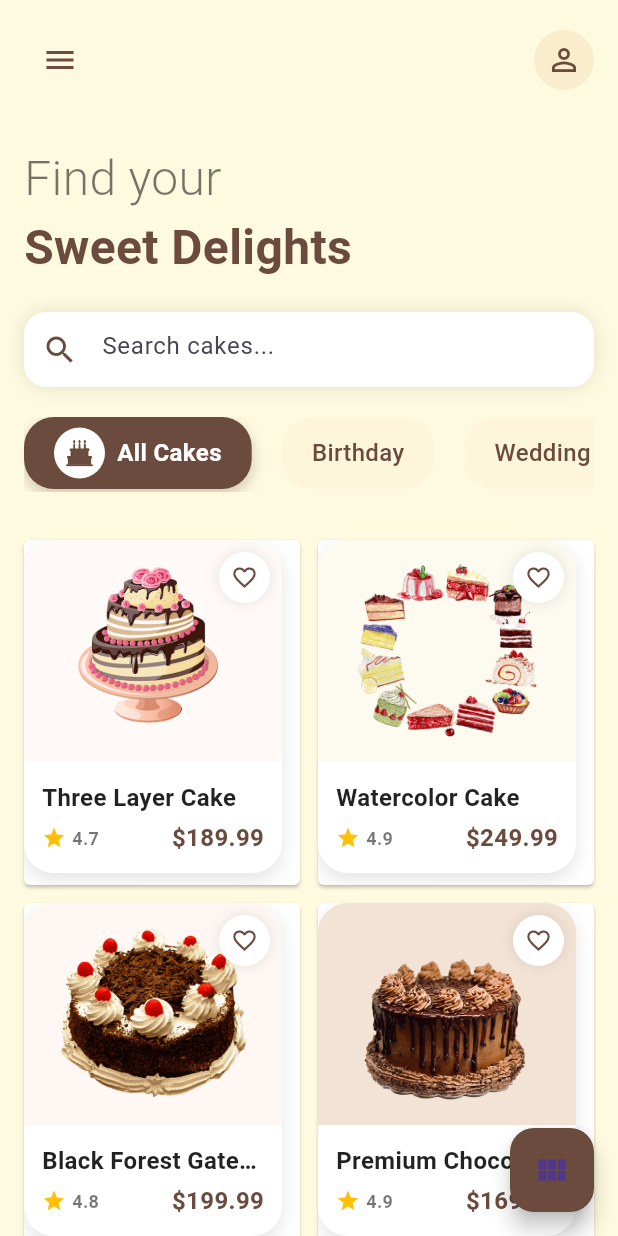
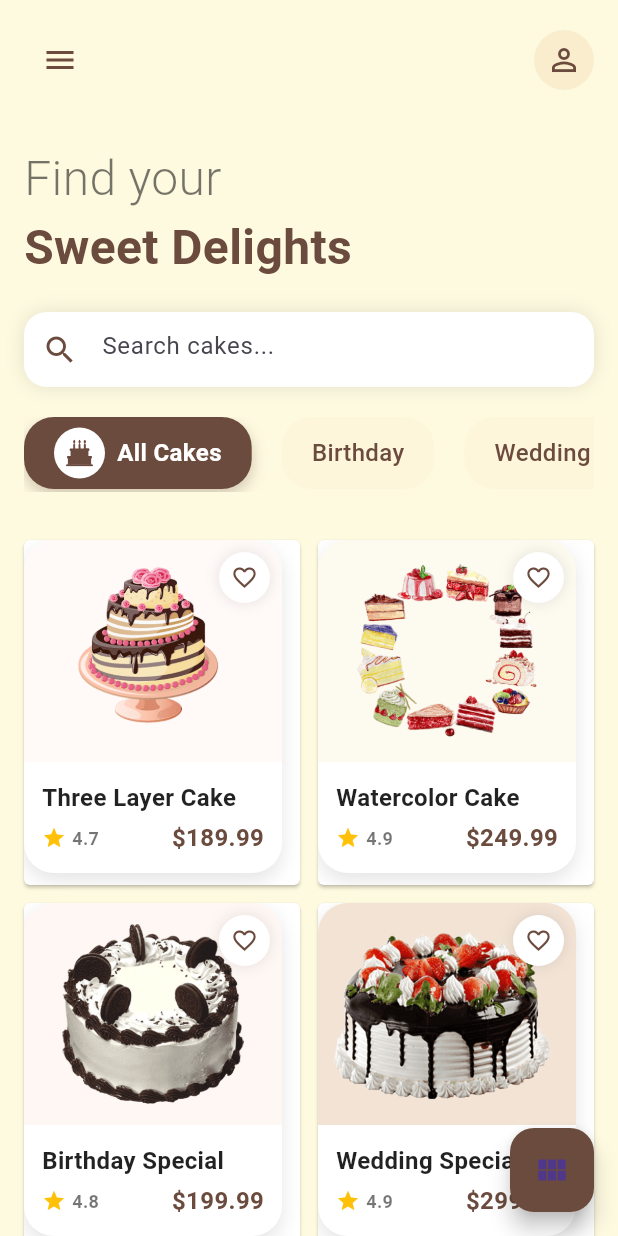
Before and after one commit to jamalihassan0307/Flutter-Cake-App, a Flutter app: the screen it shows after launch, on a phone screen of 412 x 824 dp. Run offline on Flutter 3.47's test engine with Material 3 defaults, Android fonts, the phone set to English and light mode, and no system bars; drawn by our look-alikes of flutter_advanced_drawer; our stand-ins replace flutter_svg, readmore.

Commit message:
Update cake entries in items.dart with new names, flavors, and descriptions
- Replaced existing cakes with new options for enhanced variety
- Updated images and descriptions to better reflect current offerings
- Adjusted prices and ratings for improved accuracy
- Enhanced overall structure and readability of the cake list

```diff
--- a/lib/data/items.dart
+++ b/lib/data/items.dart
@@ -44,155 +44,164 @@ List<Cakes> cakes = [
     rating: 4.9,
   ),
   Cakes(
-    name: 'Black Forest Gateau',
-    flavour: 'Chocolate Cherry',
+    name: 'Birthday Special',
+    flavour: 'Mixed',
     image:
-        'assets/images/black-forest-cake-birthday-cake-chocolate-cake-christmas-cake-fruitcake-wedding-cake-birthday-cake-cream-food.png',
+        'assets/images/birthday-cake-bakery-black-forest-gateau-wedding-cake-ice-cream-cake-wedding-cake-cream-baked-goods.png',
     price: '199.99',
     bgColor: pink03,
-    description: 'Classic Black Forest cake with layers of chocolate, cherries, and whipped cream.',
+    description: 'Special birthday cake with mixed flavors and festive decorations.',
     rating: 4.8,
+  ),
+  Cakes(
+    name: 'Wedding Special',
+    flavour: 'Strawberry & Chocolate',
+    image:
+        'assets/images/birthday-cake-wedding-cake-chocolate-cake-strawberry-cream-cake-black-forest-gateau-cake-coffee-birthday-cake-wedding-cake.png',
+    price: '299.99',
+    bgColor: accent1,
+    description: 'Elegant wedding cake with strawberry and chocolate layers.',
+    rating: 4.9,
   ),
   Cakes(
     name: 'Premium Chocolate',
     flavour: 'Dark Chocolate',
     image: 'assets/images/black_chocholate_cake.png',
     price: '169.99',
-    bgColor: accent1,
+    bgColor: pink02,
     description: 'Rich dark chocolate cake with premium cocoa and smooth ganache finish.',
-    rating: 4.9,
+    rating: 4.6,
+  ),
+  Cakes(
+    name: 'Black Forest Gateau',
+    flavour: 'Chocolate Cherry',
+    image:
+        'assets/images/black-forest-cake-birthday-cake-chocolate-cake-christmas-cake-fruitcake-wedding-cake-birthday-cake-cream-food.png',
+    price: '179.99',
+    bgColor: accent2,
+    description: 'Classic Black Forest cake with layers of chocolate, cherries, and whipped cream.',
+    rating: 4.8,
   ),
   Cakes(
     name: 'Cheesecake Supreme',
     flavour: 'Mixed Berries',
     image:
         'assets/images/cheesecake-chocolate-cake-strawberry-cream-cake-shortcake-swiss-roll-dessert-cake-food-recipe.png',
-    price: '159.99',
-    bgColor: pink02,
+    price: '209.99',
+    bgColor: pink01,
     description: 'Creamy cheesecake topped with fresh mixed berries and a graham cracker crust.',
-    rating: 4.6,
+    rating: 4.7,
   ),
   Cakes(
-    name: 'Chocolate Brownie Cake',
+    name: 'Chocolate Brownie',
     flavour: 'Double Chocolate',
     image:
         'assets/images/chocolate-cake-birthday-cake-sponge-cake-chocolate-brownie-torte-cake-platter-food-baking.png',
-    price: '179.99',
-    bgColor: accent2,
+    price: '229.99',
+    bgColor: accent1,
     description: 'Decadent chocolate brownie cake with fudgy center and chocolate ganache.',
-    rating: 4.8,
+    rating: 4.9,
   ),
   Cakes(
     name: 'Frutti di Bosco',
     flavour: 'Forest Fruits',
     image: 'assets/images/chocolate-cake-birthday-cake-tart-bakery-cheesecake-fruit-cake-cream-frutti-di-bosco.png',
-    price: '209.99',
-    bgColor: pink01,
+    price: '189.99',
+    bgColor: pink03,
     description: 'Elegant fruit cake with fresh forest berries and light cream filling.',
-    rating: 4.7,
+    rating: 4.8,
   ),
   Cakes(
     name: 'Chocolate Truffle',
     flavour: 'Dark Chocolate',
     image:
         'assets/images/chocolate-cake-chocolate-truffle-chocolate-cake-black-forest-gateau-birthday-cake-bakery-delicious-cakes-food-cake-decorating.png',
-    price: '229.99',
-    bgColor: accent1,
+    price: '169.99',
+    bgColor: accent2,
     description: 'Luxurious chocolate truffle cake with rich chocolate layers and decorative finish.',
-    rating: 4.9,
+    rating: 4.6,
   ),
   Cakes(
     name: 'Dripping Ganache',
     flavour: 'Chocolate',
     image: 'assets/images/chocolate-cake-ganache-dripping-cake-torte-cake-decorating-cake-cream-food.png',
-    price: '189.99',
-    bgColor: pink03,
+    price: '39.99',
+    bgColor: pink02,
     description: 'Stunning chocolate cake with perfectly dripped ganache decoration.',
-    rating: 4.8,
+    rating: 4.5,
   ),
   Cakes(
     name: 'Ice Cream Cake',
     flavour: 'Mixed',
     image: 'assets/images/chocolate-cake-ice-cream-cake-cupcake-birthday-cake-cake-cream-food.png',
-    price: '169.99',
-    bgColor: accent2,
+    price: '49.99',
+    bgColor: accent1,
     description: 'Delicious ice cream cake perfect for summer celebrations.',
-    rating: 4.6,
+    rating: 4.7,
   ),
   Cakes(
     name: 'Classic Cupcake',
     flavour: 'Vanilla',
     image: 'assets/images/cupcake-birthday-cake-icing-cake-candle-cream-food.png',
-    price: '39.99',
+    price: '149.99',
     bgColor: pink02,
     description: 'Perfect individual cupcakes with classic vanilla frosting.',
     rating: 4.5,
   ),
   Cakes(
-    name: 'Gourmet Cupcake',
-    flavour: 'Assorted',
-    image:
-        'assets/images/cupcake-with-toppings-cupcake-frosting-icing-chocolate-cake-birthday-cake-profiterole-cupcakes-cream-food.png',
-    price: '49.99',
-    bgColor: accent1,
-    description: 'Gourmet cupcakes with premium toppings and decorations.',
+    name: 'Wedding Layer Cake',
+    flavour: 'Mixed',
+    image: 'assets/images/layer-cake-wedding-cake-sugar-cake-torte-wedding-cake-baking-cake-decorating.png',
+    price: '179.99',
+    bgColor: pink03,
+    description: 'Multi-layered wedding cake with intricate designs and premium ingredients.',
     rating: 4.7,
   ),
   Cakes(
-    name: 'Classic White Cake',
+    name: 'Birthday Special',
     flavour: 'Vanilla',
-    image: 'assets/images/white_cake.png',
-    price: '149.99',
-    bgColor: pink02,
-    description: 'Traditional white cake with smooth frosting and elegant decorations.',
-    rating: 4.5,
-  ),
-  Cakes(
-    name: 'Strawberry Delight',
-    flavour: 'Strawberry',
-    price: '179.99',
-    image: 'assets/images/strawberry_cake.png',
-    bgColor: pink03,
-    description: 'Fresh strawberry cake with cream cheese frosting and real fruit pieces.',
-    rating: 4.7,
+    image: 'assets/images/one-sliced-white-happy-birthday-cake-illustration-birthday-cake-cake-in-cream-food.png',
+    price: '189.99',
+    bgColor: accent2,
+    description: 'Festive birthday cake with colorful decorations and sprinkles.',
+    rating: 4.9,
   ),
   Cakes(
     name: 'Chocolate Fudge',
     flavour: 'Chocolate',
     image:
         'assets/images/slice-of-chocolate-cake-chocolate-cake-sachertorte-birthday-cake-fudge-cake-chocolate-cake-baked-goods-food.png',
-    price: '189.99',
-    bgColor: accent2,
+    price: '159.99',
+    bgColor: pink01,
     description: 'Rich chocolate fudge cake with ganache frosting and chocolate shavings.',
-    rating: 4.9,
-  ),
-  Cakes(
-    name: 'Birthday Special',
-    flavour: 'Vanilla',
-    price: '159.99',
-    image: 'assets/images/one-sliced-white-happy-birthday-cake-illustration-birthday-cake-cake-in-cream-food.png',
-    bgColor: pink01,
-    description: 'Festive birthday cake with colorful decorations and sprinkles.',
     rating: 4.6,
   ),
   Cakes(
-    name: 'Wedding Layer Cake',
-    flavour: 'Mixed',
-    image: 'assets/images/layer-cake-wedding-cake-sugar-cake-torte-wedding-cake-baking-cake-decorating.png',
+    name: 'Strawberry Delight',
+    flavour: 'Strawberry',
+    image: 'assets/images/strawberry_cake.png',
     price: '399.99',
     bgColor: accent2,
-    description: 'Multi-layered wedding cake with intricate designs and premium ingredients.',
+    description: 'Fresh strawberry cake with cream cheese frosting and real fruit pieces.',
     rating: 5.0,
+  ),
+  Cakes(
+    name: 'Classic White Cake',
+    flavour: 'Vanilla',
+    image: 'assets/images/white_cake.png',
+    price: '299.99',
+    bgColor: pink01,
+    description: 'Traditional white cake with smooth frosting and elegant decorations.',
+    rating: 4.8,
   ),
   Cakes(
     name: 'White Wedding Cake',
     flavour: 'Vanilla',
-    price: '299.99',
     image:
         'assets/images/white-icing-covered-cake-on-white-plate-chocolate-cake-sponge-cake-mousse-frosting-icing-carrot-cake-bolo-cream-food.png',
+    price: '299.99',
     bgColor: pink01,
     description: 'Elegant white wedding cake with delicate frosting and multiple tiers. Perfect for your special day.',
     rating: 4.8,
   ),
-  // Add more cakes as needed
 ];
```
